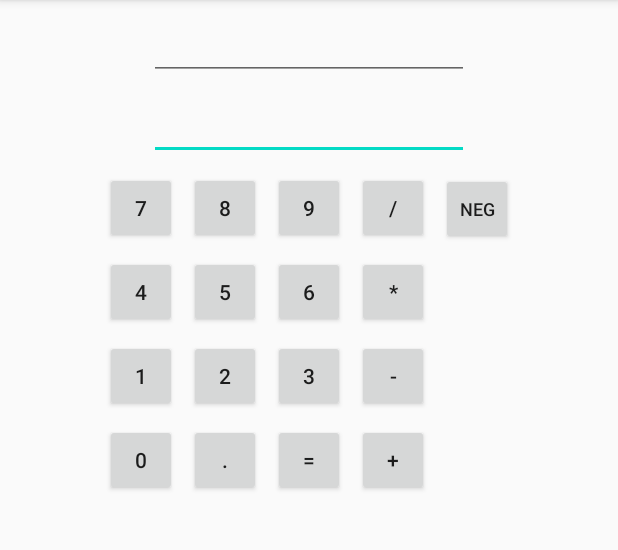
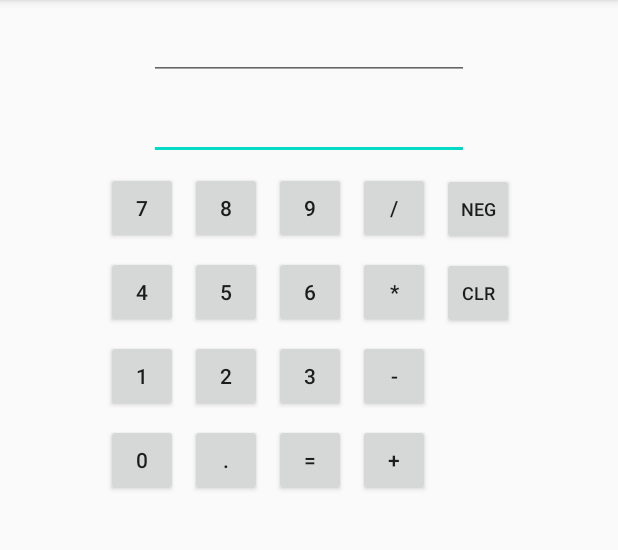
Before and after one commit to Rana-Siroosian/BasicAndroidCalculator, an Android app: the screen it shows after launch (MainActivity), on a phone screen of 412 x 824 dp, the part 84-634 px from its top. Run offline under Robolectric (Android 15) with nearby library versions, the phone set to English and light mode, and no system bars.

Commit message:
Added the Clr button

```diff
--- a/app/src/main/java/learnprogramming/academy/MainActivity.java
+++ b/app/src/main/java/learnprogramming/academy/MainActivity.java
@@ -52,6 +52,14 @@ public class MainActivity extends AppCompatActivity {
         Button buttonMultiply = (Button) findViewById(R.id.buttonMultiply);
         Button buttonMinus = (Button) findViewById(R.id.buttonMinus);
         Button buttonPlus = (Button) findViewById(R.id.buttonPlus);
+        Button buttonClear = (Button) findViewById(R.id.buttonClear);
+        buttonClear.setOnClickListener((new View.OnClickListener() {
+            @Override
+            public void onClick(View v) {
+                result.setText("");
+                newNumber.setText("");
+            }
+        }));
 
         Button buttonNeg = (Button) findViewById(R.id.buttonNeg);
         buttonNeg.setOnClickListener(new View.OnClickListener() {
@@ -141,9 +149,9 @@ public class MainActivity extends AppCompatActivity {
         if (null == operand1) {
             operand1 = value;
         } else {
-            if (pendingOperation.equals("=")) {
-                pendingOperation = operation;
-            }
+//            if (pendingOperation.equals("=")) {
+//                pendingOperation = operation;
+//            }
             switch (pendingOperation) {
                 case "=":
                     operand1 = value;
--- a/app/src/main/res/layout-land/activity_main.xml
+++ b/app/src/main/res/layout-land/activity_main.xml
@@ -5,6 +5,17 @@
     android:layout_width="match_parent"
     android:layout_height="match_parent"
     tools:context=".MainActivity">
+
+    <Button
+        android:id="@+id/buttonClear"
+        android:layout_width="wrap_content"
+        android:layout_height="wrap_content"
+        android:layout_marginStart="8dp"
+        android:minWidth="48dp"
+        android:text="Clr"
+        android:textSize="12sp"
+        app:layout_constraintBaseline_toBaselineOf="@+id/buttonMultiply"
+        app:layout_constraintStart_toEndOf="@+id/buttonMultiply" />
 
     <EditText
         android:id="@+id/result"
@@ -118,6 +129,7 @@
         android:minWidth="48dp"
         android:text="9"
         app:layout_constraintEnd_toEndOf="parent"
+        app:layout_constraintHorizontal_bias="0.499"
         app:layout_constraintStart_toStartOf="parent"
         app:layout_constraintTop_toBottomOf="@+id/result" />
 
--- a/app/src/main/res/layout/activity_main.xml
+++ b/app/src/main/res/layout/activity_main.xml
@@ -5,6 +5,17 @@
     android:layout_width="match_parent"
     android:layout_height="match_parent"
     tools:context=".MainActivity">
+
+    <Button
+        android:id="@+id/buttonClear"
+        android:layout_width="wrap_content"
+        android:layout_height="wrap_content"
+        android:layout_marginStart="8dp"
+        android:minWidth="48dp"
+        android:text="Clr"
+        android:textSize="12sp"
+        app:layout_constraintBaseline_toBaselineOf="@+id/buttonMultiply"
+        app:layout_constraintStart_toEndOf="@+id/buttonMultiply" />
 
     <EditText
         android:id="@+id/result"
@@ -139,6 +150,7 @@
         android:minWidth="48dp"
         android:text="9"
         app:layout_constraintEnd_toEndOf="parent"
+        app:layout_constraintHorizontal_bias="0.501"
         app:layout_constraintStart_toStartOf="parent"
         app:layout_constraintTop_toBottomOf="@+id/newNumber" />
 
```
